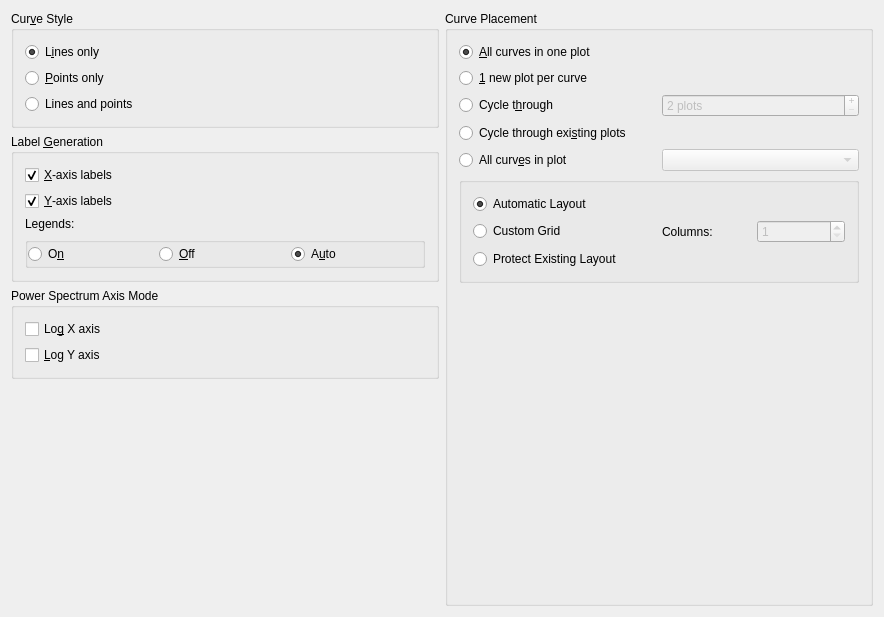
First picture: the form in src/libkstapp/datawizardpageplot.ui, repository Kst-plot/kst, before the edit.
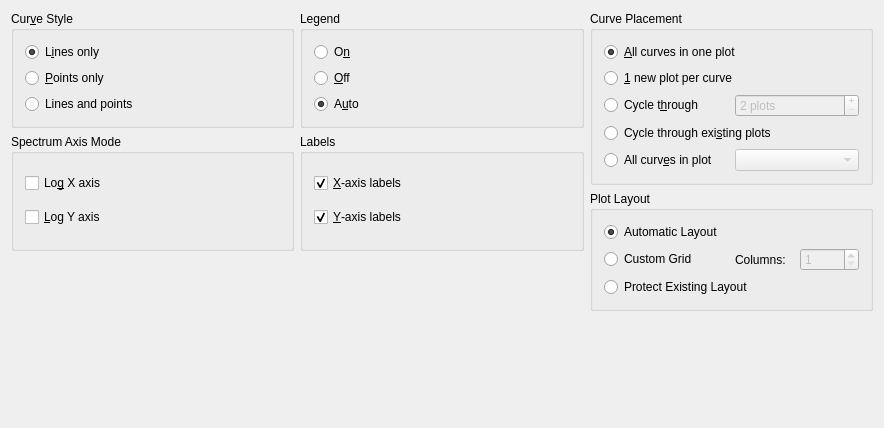
Second picture: the form after the edit. Custom widgets are drawn as their Qt base class.

Diff of the .ui file:
```diff
--- a/src/libkstapp/datawizardpageplot.ui
+++ b/src/libkstapp/datawizardpageplot.ui
@@ -6,10 +6,10 @@
     <x>0</x>
     <y>0</y>
     <width>884</width>
-    <height>617</height>
+    <height>428</height>
    </rect>
   </property>
-  <layout class="QGridLayout" >
+  <layout class="QGridLayout" name="gridLayout_2" >
    <item row="0" column="0" >
     <widget class="QGroupBox" name="buttonGroup1" >
      <property name="title" >
@@ -46,12 +46,45 @@
      </layout>
     </widget>
    </item>
-   <item rowspan="4" row="0" column="1" >
+   <item row="0" column="1" >
+    <widget class="QGroupBox" name="buttonGroup7" >
+     <property name="title" >
+      <string>Legend</string>
+     </property>
+     <layout class="QVBoxLayout" name="verticalLayout" >
+      <item>
+       <widget class="QRadioButton" name="_legendsOn" >
+        <property name="text" >
+         <string>O&amp;n</string>
+        </property>
+       </widget>
+      </item>
+      <item>
+       <widget class="QRadioButton" name="_legendsOff" >
+        <property name="text" >
+         <string>&amp;Off</string>
+        </property>
+       </widget>
+      </item>
+      <item>
+       <widget class="QRadioButton" name="_legendsAuto" >
+        <property name="text" >
+         <string>A&amp;uto</string>
+        </property>
+        <property name="checked" >
+         <bool>true</bool>
+        </property>
+       </widget>
+      </item>
+     </layout>
+    </widget>
+   </item>
+   <item rowspan="2" row="0" column="2" >
     <widget class="QGroupBox" name="_plotGroup" >
      <property name="title" >
       <string>Curve Placement</string>
      </property>
-     <layout class="QGridLayout" >
+     <layout class="QGridLayout" name="gridLayout" >
       <item row="0" column="0" >
        <widget class="QRadioButton" name="_onePlot" >
         <property name="text" >
@@ -74,16 +107,7 @@
       </item>
       <item row="2" column="0" >
        <layout class="QHBoxLayout" >
-        <property name="leftMargin" >
-         <number>0</number>
-        </property>
-        <property name="topMargin" >
-         <number>0</number>
-        </property>
-        <property name="rightMargin" >
-         <number>0</number>
-        </property>
-        <property name="bottomMargin" >
+        <property name="margin" >
          <number>0</number>
         </property>
         <item>
@@ -126,16 +150,7 @@
       </item>
       <item row="4" column="0" >
        <layout class="QHBoxLayout" >
-        <property name="leftMargin" >
-         <number>0</number>
-        </property>
-        <property name="topMargin" >
-         <number>0</number>
-        </property>
-        <property name="rightMargin" >
-         <number>0</number>
-        </property>
-        <property name="bottomMargin" >
+        <property name="margin" >
          <number>0</number>
         </property>
         <item>
@@ -154,10 +169,65 @@
         </item>
        </layout>
       </item>
-      <item row="5" column="0" >
+     </layout>
+    </widget>
+   </item>
+   <item rowspan="2" row="1" column="0" >
+    <widget class="QGroupBox" name="_psdAxisGroup" >
+     <property name="title" >
+      <string>Spectrum Axis Mode</string>
+     </property>
+     <layout class="QVBoxLayout" >
+      <item>
+       <widget class="QCheckBox" name="_psdLogX" >
+        <property name="text" >
+         <string>Lo&amp;g X axis</string>
+        </property>
+       </widget>
+      </item>
+      <item>
+       <widget class="QCheckBox" name="_psdLogY" >
+        <property name="text" >
+         <string>&amp;Log Y axis</string>
+        </property>
+       </widget>
+      </item>
+     </layout>
+    </widget>
+   </item>
+   <item rowspan="2" row="1" column="1" >
+    <widget class="QGroupBox" name="buttonGroup3" >
+     <property name="title" >
+      <string>Labels</string>
+     </property>
+     <layout class="QVBoxLayout" name="verticalLayout_2" >
+      <item>
+       <widget class="QCheckBox" name="_xAxisLabels" >
+        <property name="text" >
+         <string>&amp;X-axis labels</string>
+        </property>
+        <property name="checked" >
+         <bool>true</bool>
+        </property>
+       </widget>
+      </item>
+      <item>
+       <widget class="QCheckBox" name="_yAxisLabels" >
+        <property name="text" >
+         <string>&amp;Y-axis labels</string>
+        </property>
+        <property name="checked" >
+         <bool>true</bool>
+        </property>
+       </widget>
+      </item>
+     </layout>
+    </widget>
+   </item>
+   <item rowspan="2" row="2" column="2" >
        <widget class="QGroupBox" name="groupBox_2" >
         <property name="title" >
-         <string/>
+      <string>Plot Layout</string>
         </property>
         <layout class="QGridLayout" >
          <item row="0" column="0" colspan="2" >
@@ -211,147 +281,41 @@
         </layout>
        </widget>
       </item>
-      <item row="6" column="0" >
-       <spacer>
+   <item rowspan="2" row="3" column="0" >
+    <spacer name="verticalSpacer" >
         <property name="orientation" >
          <enum>Qt::Vertical</enum>
         </property>
-        <property name="sizeHint" >
+     <property name="sizeHint" stdset="0" >
          <size>
           <width>20</width>
-          <height>40</height>
+       <height>131</height>
          </size>
         </property>
        </spacer>
       </item>
-     </layout>
-    </widget>
-   </item>
-   <item row="1" column="0" >
-    <widget class="QGroupBox" name="buttonGroup3" >
-     <property name="title" >
-      <string>Label &amp;Generation</string>
+   <item rowspan="2" row="3" column="1" >
+    <spacer name="verticalSpacer_2" >
+     <property name="orientation" >
+      <enum>Qt::Vertical</enum>
      </property>
-     <layout class="QVBoxLayout" >
-      <item>
-       <widget class="QCheckBox" name="_xAxisLabels" >
-        <property name="text" >
-         <string>&amp;X-axis labels</string>
-        </property>
-        <property name="checked" >
-         <bool>true</bool>
-        </property>
-       </widget>
-      </item>
-      <item>
-       <widget class="QCheckBox" name="_yAxisLabels" >
-        <property name="text" >
-         <string>&amp;Y-axis labels</string>
-        </property>
-        <property name="checked" >
-         <bool>true</bool>
-        </property>
-       </widget>
-      </item>
-      <item>
-       <widget class="QLabel" name="textLabel2_3" >
-        <property name="sizePolicy" >
-         <sizepolicy vsizetype="Preferred" hsizetype="Fixed" >
-          <horstretch>0</horstretch>
-          <verstretch>0</verstretch>
-         </sizepolicy>
-        </property>
-        <property name="text" >
-         <string>Legends:</string>
-        </property>
-        <property name="wordWrap" >
-         <bool>false</bool>
-        </property>
-       </widget>
-      </item>
-      <item>
-       <widget class="QGroupBox" name="buttonGroup7" >
-        <property name="title" >
-         <string/>
-        </property>
-        <layout class="QHBoxLayout" >
-         <property name="spacing" >
-          <number>0</number>
-         </property>
-         <property name="leftMargin" >
-          <number>0</number>
-         </property>
-         <property name="topMargin" >
-          <number>0</number>
-         </property>
-         <property name="rightMargin" >
-          <number>0</number>
-         </property>
-         <property name="bottomMargin" >
-          <number>0</number>
-         </property>
-         <item>
-          <widget class="QRadioButton" name="_legendsOn" >
-           <property name="text" >
-            <string>O&amp;n</string>
-           </property>
-          </widget>
-         </item>
-         <item>
-          <widget class="QRadioButton" name="_legendsOff" >
-           <property name="text" >
-            <string>&amp;Off</string>
-           </property>
-          </widget>
-         </item>
-         <item>
-          <widget class="QRadioButton" name="_legendsAuto" >
-           <property name="text" >
-            <string>A&amp;uto</string>
-           </property>
-           <property name="checked" >
-            <bool>true</bool>
-           </property>
-          </widget>
-         </item>
-        </layout>
-       </widget>
-      </item>
-     </layout>
-    </widget>
-   </item>
-   <item row="2" column="0" >
-    <widget class="QGroupBox" name="_psdAxisGroup" >
-     <property name="title" >
-      <string>Power Spectrum Axis Mode</string>
-     </property>
-     <layout class="QVBoxLayout" >
-      <item>
-       <widget class="QCheckBox" name="_psdLogX" >
-        <property name="text" >
-         <string>Lo&amp;g X axis</string>
-        </property>
-       </widget>
-      </item>
-      <item>
-       <widget class="QCheckBox" name="_psdLogY" >
-        <property name="text" >
-         <string>&amp;Log Y axis</string>
-        </property>
-       </widget>
-      </item>
-     </layout>
-    </widget>
-   </item>
-   <item row="3" column="0" >
-    <spacer>
+     <property name="sizeHint" stdset="0" >
+      <size>
+       <width>20</width>
+       <height>131</height>
+      </size>
+     </property>
+    </spacer>
+   </item>
+   <item row="4" column="2" >
+    <spacer name="verticalSpacer_3" >
      <property name="orientation" >
       <enum>Qt::Vertical</enum>
      </property>
-     <property name="sizeHint" >
+     <property name="sizeHint" stdset="0" >
       <size>
        <width>20</width>
-       <height>40</height>
+       <height>58</height>
       </size>
      </property>
     </spacer>
@@ -365,11 +329,6 @@
    <extends>QComboBox</extends>
    <header>combobox.h</header>
   </customwidget>
-  <customwidget>
-   <class>QWizardPage</class>
-   <extends>QWidget</extends>
-   <header>qwizardpage.h</header>
-  </customwidget>
  </customwidgets>
  <resources/>
  <connections/>
```
Lines whose indentation alone changed are shown as unchanged.
